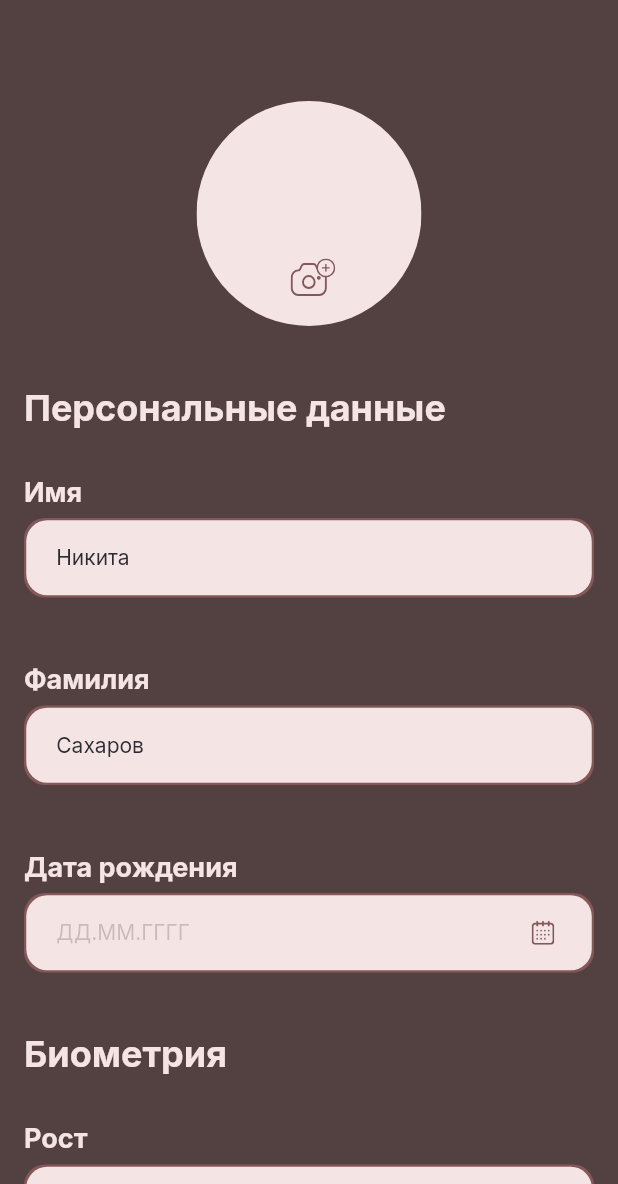
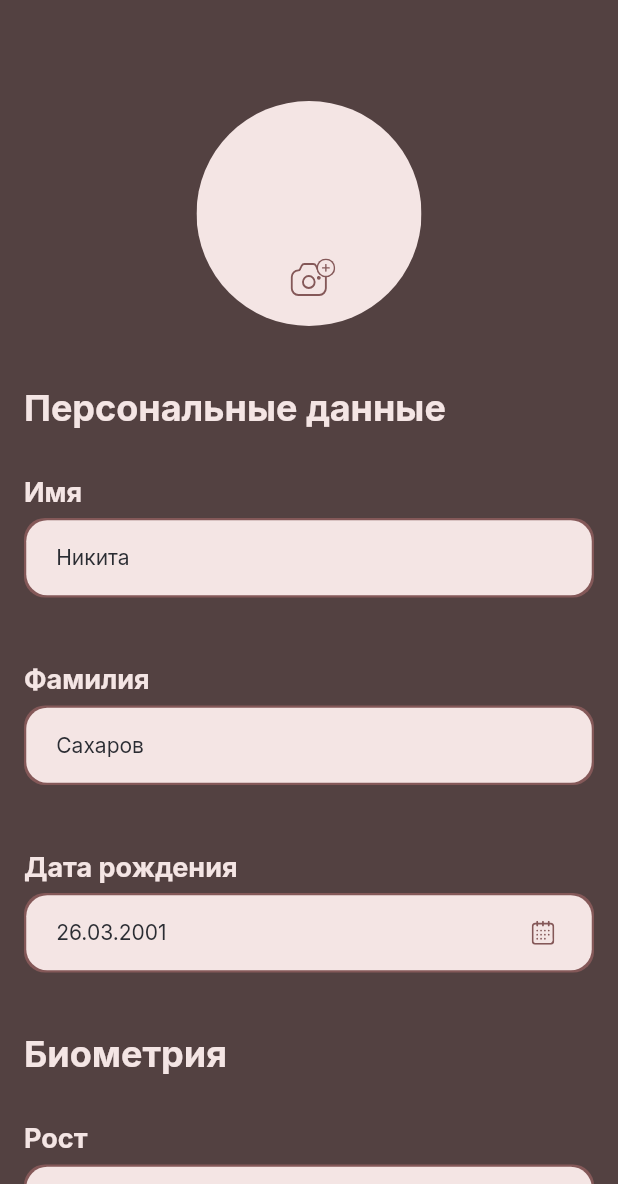
Before and after one commit to Sugarhl/CursedWork, a Flutter app: the ProfilePage screen opened by its route, after a tap on an icon or button, on a phone screen of 412 x 824 dp, the part 52-1236 px from its top. Run offline on Flutter 3.47's test engine with Material 2 defaults, Android fonts, the phone set to English and light mode, and no system bars; our stand-ins replace auto_route, cached_network_image, connectivity_plus, email_validator, fixnum, flutter_keyboard_visibility and 11 more; missing offline and left inert: flutter_keyboard_size, grpc, mutex, protobuf; accounts and stored records are empty; project files that could hold a hidden picture were left out.

Commit message:
for demo

```diff
--- a/lib/controllers/feed_controller.dart
+++ b/lib/controllers/feed_controller.dart
@@ -19,7 +19,8 @@ class FeedController extends GetxController {
   final scrolledToBottom = false.obs;
   final _listUpdated = PublishSubject<int>();
   final mutex = Mutex();
-  final stab = RecommendationModel(
+  final stabs = <RecommendationModel>[
+    RecommendationModel(
       id: 'id',
       title: 'Риск развития тахикардии',
       mainText: 'Этот тип тахикардии вызывается нарушением генерации импульсов'
@@ -34,18 +35,67 @@ class FeedController extends GetxController {
           'называют синусовой, подчёркивая то, что ритм возникает'
           ' в результате нормальной или ненормальной работы синусового узла.',
       date: 'Сегодня в 15:09',
-  );
+      media: [
+        'https://gipertonium.com/wp-content/uploads/d/e/1/de1b6cbe597bb5c30652e0b7e49671d0.jpg'
+      ],
+    ),
+    RecommendationModel(
+        date: 'Вчера в 17:30',
+        mainText:
+            'Дефицит воды в организме способен повышать риск развития артритов'
+            ' и артрозов, так как хрящевая ткань суставов становится излишне плотной,'
+            ' теряя упругость, а количество синовиальной жидкости, «смазывающей» '
+            'суставы, снижается.'
+            ' Дефицит воды приводит к повышенной вязкости основных жидкостей организма, в'
+            ' первую очередь крови. А это ― повышенный риск инсультов, инфарктов, '
+            'тромбозов, варикозной болезни вен и геморроя ― со'
+            'стояний, часть которых опасны не только для здоровья, но иногда и для '
+            'жизни человека.'
+            'Нехватка воды пагубно сказывает'
+            'ся на пищеварении. Замедляются процессы выработки пищеварительных'
+            ' ферментов, желудочно-кишечный тракт работает'
+            '«вполсилы», пища надолго задерживается в кишечнике, начинаются процессы'
+            ' брожения, а затем и воспалительные процес'
+            'сы. Часто недостаток воды в организме становится причиной хронически'
+            'х запоров.',
+        id: 'id2',
+        title: 'Вам стоит пить больше воды',
+        media: [
+          'https://4tololo.ru/sites/default/files/images/20160607124128.jpg'
+        ]),
+    RecommendationModel(
+      date: 'Вчера в 14:30',
+      mainText:
+          'Проблемы со сном, стрессы и возникающее на их фоне эмоциональное '
+          'истощение часто испытывают жители мегаполиса. По статистике, не менее'
+          ' 80 процентов жителей крупных городов в возрасте от 25 лет уже при'
+          ' пробуждении испытывают чувство усталости и мышечную слабость.'
+          ' Если быстро уснуть и выспаться ночью не получается, утром человек '
+          'просыпается уставшим, а к вечеру у него ни на что не хватает сил.'
+          ' Это свидетельствует о развитии синдрома хронической усталости,'
+          ' который, как правило, становится лишь «надводной частью айсберга».'
+          '«Проблемы со сном могут быть спровоцированы банальными бытовыми'
+          ' условиями, ― комментирует Ольга Шуппо. ― К ним приводит спертый'
+          ' воздух в непроветриваемом помещении, шум и яркий свет.'
+          ' Но говорить о диагнозе «бессонница» можно только в том случае, '
+          'когда проблемы со сном пациент испытывает минимум три раза в неделю».'
+          'Бессонные ночи не должны оставаться без внимания, так как это'
+          ' тревожный сигнал со стороны организма. Хронический «недосып» '
+          'нарушает работу нервной системы, снижает социальную активность,'
+          ' умственную и физическую производительность. Если проблема сохраняется'
+          ' в течение длительного времени, это может привести к опасным'
+          ' последствиям для организма: нарушению иммунной защиты и развитию '
+          'хронических заболеваний.',
+      id: 'id2',
+      title: 'Вам стоит больше спать',
+    ),
+  ];
 
   Future<List<RecommendationModel>> getListForFetch(String? offsetID) async {
     //To Do: include backend requests
     if (recommendations.length < 10) {
-      return [
-        stab,
-        stab,
-        stab,
-      ];
+      return stabs;
     }
-
     return [];
   }
 
@@ -53,11 +103,13 @@ class FeedController extends GetxController {
 
   Future<void> fetch() async {
     await mutex.protect(() async {
+      await Future.delayed(const Duration(seconds: 1), () async {
         loading.value = true;
         final offset =
             recommendations.isNotEmpty ? recommendations.last.id : null;
         final pr = await getListForFetch(offset);
         await _updateLocal(pr);
+      });
     });
   }
 
--- a/lib/controllers/profile_controller.dart
+++ b/lib/controllers/profile_controller.dart
@@ -1,3 +1,4 @@
+import 'package:cursed_work/controllers/settings_controller.dart';
 import 'package:cursed_work/repositories/credentials_repository.dart';
 import 'package:cursed_work/utils/models/device_model.dart';
 import 'package:get/get.dart';
@@ -14,10 +15,13 @@ class ProfileController extends GetxController {
   ].obs;
 
   final CredentialsRepository credentialsRepository = Get.find();
+  final SettingsController _settingsController = Get.find();
 
   Future<void> load() async {
     loaded.value = false;
-    print('load');
+
+    await _settingsController.load();
+    // print('load');
     loaded.value = true;
   }
 
--- a/lib/controllers/settings_controller.dart
+++ b/lib/controllers/settings_controller.dart
@@ -9,9 +9,9 @@ class SettingsController extends GetxController {
   final username = 'sugarhl'.obs;
   final name = 'Никита'.obs;
   final surname = 'Сахаров'.obs;
-  final date = ''.obs;
+  final date = '26.03.2001'.obs;
   final height = Int64(170).obs;
-  final weight = Int64(1).obs;
+  final weight = Int64(68).obs;
   final gender = Gender.male.obs;
   final avatarRemote = ''.obs;
   final avatarLocal = ''.obs;
@@ -20,8 +20,7 @@ class SettingsController extends GetxController {
 
   Future<void> load() async {
     loaded.value = false;
-    //ToDo:: Send request to get profile data
-    print('load');
+    avatarLocal.value = await credentialsRepository.getAvatar();
     loaded.value = true;
   }
 
@@ -40,7 +39,11 @@ class SettingsController extends GetxController {
     this.name.value = name ?? this.name.value;
     this.surname.value = surname ?? this.surname.value;
     this.date.value = date ?? this.date.value;
-    this.avatarLocal.value = avatarLocal ?? this.avatarLocal.value;
+
+    if (avatarLocal != null) {
+      this.avatarLocal.value = avatarLocal;
+      await credentialsRepository.setAvatar(avatarLocal);
+    }
     this.gender.value = gender ?? this.gender.value;
     this.height.value = Int64(height ?? this.height.value.toInt());
     this.weight.value = Int64(weight ?? this.weight.value.toInt());
--- a/lib/pages/profile/profile_page.dart
+++ b/lib/pages/profile/profile_page.dart
@@ -24,6 +24,12 @@ class ProfilePageState extends State<ProfilePage> {
   @override
   void initState() {
     super.initState();
+  }
+
+  @override
+  void didChangeDependencies() {
+    super.didChangeDependencies();
+    _settings.load();
   }
 
   final _preferencesKey = GlobalKey();
--- a/lib/pages/profile/settings_page.dart
+++ b/lib/pages/profile/settings_page.dart
@@ -150,7 +150,9 @@ class SettingsPageState extends State<SettingsPage> {
                             source: ImageSource.gallery,
                           );
                           if (image != null) {
-                            _settingsController.avatarLocal.value = image.path;
+                            await _settingsController.updateSettings(
+                              avatarLocal: image.path,
+                            );
                           }
                         },
                       ),
--- a/lib/repositories/credentials_repository.dart
+++ b/lib/repositories/credentials_repository.dart
@@ -62,4 +62,14 @@ class CredentialsRepository extends GetxController {
     }
     throw Exception('Client type not found');
   }
+
+  Future<void> setAvatar(String path) async {
+    final prefs = await _getPrefs();
+    await prefs.setString('avatar', path);
+  }
+
+  Future<String> getAvatar() async {
+    final prefs = await _getPrefs();
+    return prefs.getString('avatar') ?? '';
+  }
 }
```
Also changed, not shown: lib/pages/recomendations/recomendation_page.dart (+8 -9 lines). Lines whose indentation alone changed are shown as unchanged.
